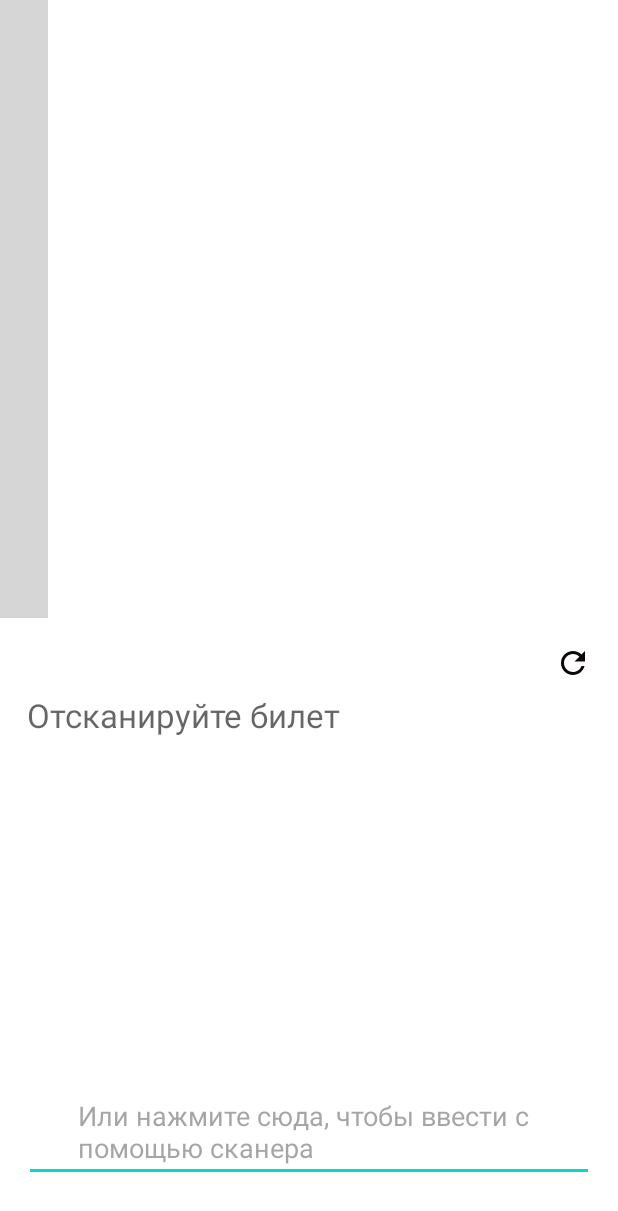
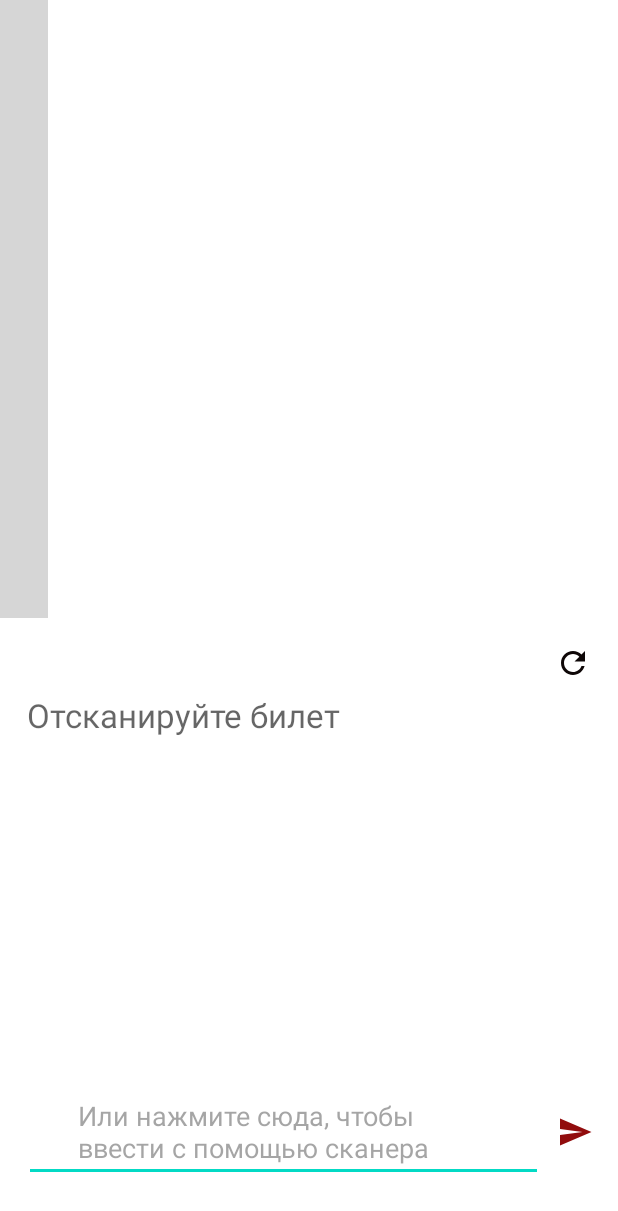
Before and after one commit to snowtales/QRscanner, an Android app: the layout third_window.xml on its own in the app's theme, with its tools: preview values and no code run, on a phone screen of 412 x 824 dp. Shown: the top 1211 px of the screen. Run offline under Robolectric (Android 15) with nearby library versions, the phone set to English and light mode, and no system bars; plain views replace CodeScannerView; grey boxes are pictures that could not be loaded.

Commit message:
дюп батона на реквест

```diff
--- a/app/src/main/AndroidManifest.xml
+++ b/app/src/main/AndroidManifest.xml
@@ -25,7 +25,7 @@
         </activity>
         <activity
             android:name=".SecondActivity"
-            android:label="ММКФ 2021"
+            android:label="Входная группа"
             android:parentActivityName=".MainActivity"
             android:screenOrientation="portrait">
             <meta-data
@@ -34,7 +34,7 @@
         </activity>
         <activity
             android:name=".EventActivity"
-            android:label="ММКФ 2021"
+            android:label="Мероприятия"
             android:parentActivityName=".SecondActivity"
             android:screenOrientation="portrait">
             <meta-data
@@ -43,7 +43,7 @@
         </activity>
         <activity
             android:name=".ThirdActivity"
-            android:label="ММКФ 2021"
+            android:label="QR-Scanner"
             android:parentActivityName=".EventActivity"
             android:screenOrientation="portrait">
             <meta-data
--- a/app/src/main/java/com/kashpirovich/qrscanner/SecondActivity.java
+++ b/app/src/main/java/com/kashpirovich/qrscanner/SecondActivity.java
@@ -55,16 +55,16 @@ public class SecondActivity extends AppCompatActivity {
                 }
         );
 
-
         if (bungle != null) {
             getter = getIntent().getParcelableExtra("id");
         }
-        Log.e("finalUrl is: ", BuildConfig.GATES_URL + getter.getId());
+//        Log.e("finalUrl is: ", BuildConfig.GATES_URL + getter.getId());
         parseExampleOfJsonObject(BuildConfig.GATES_URL + getter.getId());
     }
 
     private void updateUi(){
         gatesRecycleAdapter.setData(todo);
+        findViewById(R.id.progressGates).setVisibility(View.GONE);
     }
 
     private void parseExampleOfJsonObject(String url) {
--- a/app/src/main/java/com/kashpirovich/qrscanner/ThirdActivity.java
+++ b/app/src/main/java/com/kashpirovich/qrscanner/ThirdActivity.java
@@ -86,6 +86,12 @@ public class ThirdActivity extends AppCompatActivity {
                 }));
 
         codeScan();
+        binding.sendreq.setOnClickListener(v1 -> {
+            concat = BuildConfig.TICKET_URL + tail + edit.getText().toString().trim();
+            Log.i("Request2", concat);
+            parseExampleOfJsonObject(concat);
+        });
+
         binding.refresh.setOnClickListener(v1 ->
         {
             recreate();
--- /dev/null
+++ b/app/src/main/res/drawable/ic_baseline_send_24.xml
@@ -0,0 +1,11 @@
+<vector xmlns:android="http://schemas.android.com/apk/res/android"
+    android:width="24dp"
+    android:height="24dp"
+    android:autoMirrored="true"
+    android:tint="#910C0D"
+    android:viewportWidth="24"
+    android:viewportHeight="24">
+    <path
+        android:fillColor="@android:color/white"
+        android:pathData="M2.01,21L23,12 2.01,3 2,10l15,2 -15,2z" />
+</vector>
--- a/app/src/main/res/layout/activity_main.xml
+++ b/app/src/main/res/layout/activity_main.xml
@@ -21,6 +21,7 @@
         android:layout_height="wrap_content"
         android:layout_centerInParent="true"
         android:text="выбрать площадку"
+        android:textColor="@color/white"
         app:backgroundTint="#AF2424" />
 
     <androidx.recyclerview.widget.RecyclerView
--- a/app/src/main/res/layout/third_window.xml
+++ b/app/src/main/res/layout/third_window.xml
@@ -27,18 +27,31 @@
 
         <EditText
             android:id="@+id/edit_text"
-            android:layout_width="match_parent"
+            android:layout_width="wrap_content"
             android:layout_height="wrap_content"
             android:layout_alignParentBottom="true"
+            android:layout_marginStart="16dp"
+            android:layout_marginEnd="50dp"
             android:layout_marginBottom="36dp"
-            android:layout_marginLeft="16dp"
-            android:layout_marginRight="16dp"
             android:focusableInTouchMode="true"
             android:hint="Или нажмите сюда, чтобы ввести c помощью сканера"
             android:lines="2"
             android:paddingLeft="36dp"
             android:paddingRight="36dp"
             android:textColorHint="@color/gray" />
+
+        <ImageButton
+            android:id="@+id/sendreq"
+            android:layout_width="42dp"
+            android:layout_height="42dp"
+            android:layout_alignTop="@id/edit_text"
+            android:layout_alignBottom="@id/edit_text"
+            android:layout_alignParentEnd="true"
+            android:layout_marginEnd="8dp"
+            android:background="@color/white"
+            android:clickable="true"
+            android:focusable="true"
+            android:src="@drawable/ic_baseline_send_24" />
 
         <ImageButton
             android:id="@+id/refresh"
--- a/app/src/main/res/values/themes.xml
+++ b/app/src/main/res/values/themes.xml
@@ -1,9 +1,9 @@
 <resources xmlns:tools="http://schemas.android.com/tools">
     <!-- Base application theme. -->
-    <style name="Theme.QRscanner" parent="Theme.MaterialComponents.Light.NoActionBar">
+    <style name="Theme.QRscanner" parent="Theme.MaterialComponents.Light">
         <!-- Primary brand color. -->
-        <item name="colorPrimary">@color/purple_500</item>
-        <item name="colorPrimaryVariant">@color/purple_700</item>
+        <item name="colorPrimary">@color/red</item>
+        <item name="colorPrimaryVariant">#8E1D1D</item>
         <item name="colorOnPrimary">@color/white</item>
         <!-- Secondary brand color. -->
         <item name="colorSecondary">@color/teal_200</item>
@@ -12,5 +12,6 @@
         <!-- Status bar color. -->
         <item name="android:statusBarColor" tools:targetApi="l">?attr/colorPrimaryVariant</item>
         <!-- Customize your theme here. -->
+        <item name="android:textColorPrimary">@color/white</item>
     </style>
 </resources>
```
Also changed, not shown: app/src/main/res/layout/second_window.xml (+7 -0 lines).
